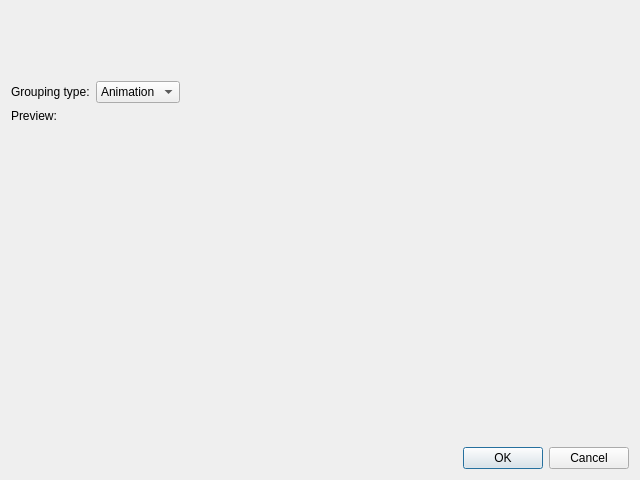
Qt form src/gui/desktop/ui/photos_grouping_dialog.ui (Kicer86/photobroom) before a commit.
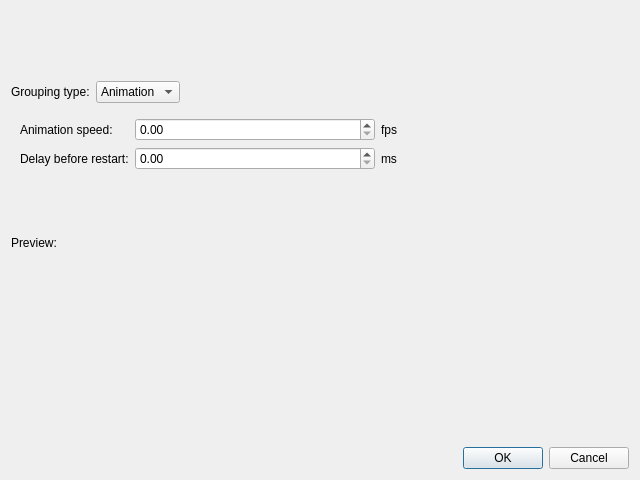
The same form after that commit. Custom widgets are drawn as their Qt base class.

Commit message: gui: PhotosGroupingDialog: adding animation options

The edit to the form file:
```diff
--- a/src/gui/desktop/ui/photos_grouping_dialog.ui
+++ b/src/gui/desktop/ui/photos_grouping_dialog.ui
@@ -57,6 +57,59 @@
      </item>
     </layout>
    </item>
+   <item>
+    <widget class="QStackedWidget" name="optionsWidget">
+     <property name="currentIndex">
+      <number>0</number>
+     </property>
+     <widget class="QWidget" name="animationOptions">
+      <layout class="QFormLayout" name="formLayout">
+       <item row="0" column="0">
+        <widget class="QLabel" name="speedLabel">
+         <property name="text">
+          <string>Animation speed:</string>
+         </property>
+        </widget>
+       </item>
+       <item row="0" column="1">
+        <layout class="QHBoxLayout" name="horizontalLayout_2">
+         <item>
+          <widget class="QDoubleSpinBox" name="speedSpinBox"/>
+         </item>
+         <item>
+          <widget class="QLabel" name="fpsLabel">
+           <property name="text">
+            <string>fps</string>
+           </property>
+          </widget>
+         </item>
+        </layout>
+       </item>
+       <item row="2" column="0">
+        <widget class="QLabel" name="delayLabel">
+         <property name="text">
+          <string>Delay before restart:</string>
+         </property>
+        </widget>
+       </item>
+       <item row="2" column="1">
+        <layout class="QHBoxLayout" name="horizontalLayout_3">
+         <item>
+          <widget class="QDoubleSpinBox" name="delaySpinBox"/>
+         </item>
+         <item>
+          <widget class="QLabel" name="msLabel">
+           <property name="text">
+            <string>ms</string>
+           </property>
+          </widget>
+         </item>
+        </layout>
+       </item>
+      </layout>
+     </widget>
+    </widget>
+   </item>
    <item>
     <widget class="QLabel" name="label">
      <property name="text">
```
